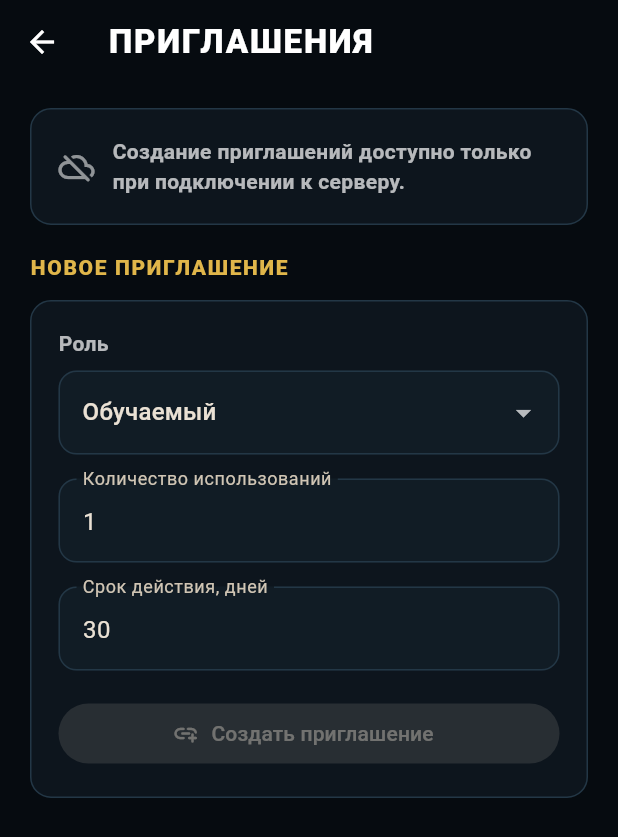
After one commit to rostikeremeev23-lang/tactix-ai-trainer, a Flutter app: the InviteScreen screen opened directly, on a phone screen of 412 x 824 dp. The commit adds this screen. Shown: the top 837 px of the screen. Run offline on Flutter 3.47's test engine with Material 3 defaults, Android fonts, the phone set to English and light mode, and no system bars; our stand-ins replace flutter_secure_storage, shared_preferences; accounts and stored records are empty; Roboto replaces fonts that are missing (Arial).

Commit message:
Add cloud invite management and fix registration

```diff
--- a/lib/app/app.dart
+++ b/lib/app/app.dart
@@ -53,6 +53,7 @@ class _TactixAppState
 
     if (user == null) {
       _loadedAssignmentUserId = null;
+      _assignmentController.resetLoaded();
       return;
     }
 
--- /dev/null
+++ b/lib/screens/profile/invite_screen.dart
@@ -0,0 +1,375 @@
+import 'package:flutter/material.dart';
+import 'package:flutter/services.dart';
+
+import '../../app/theme.dart';
+import '../../app/user_session_scope.dart';
+import '../../services/auth_service.dart';
+
+class InviteScreen extends StatefulWidget {
+  const InviteScreen({super.key});
+
+  @override
+  State<InviteScreen> createState() => _InviteScreenState();
+}
+
+class _InviteScreenState extends State<InviteScreen> {
+  final _maxUsesController = TextEditingController(text: '1');
+  final _expiresController = TextEditingController(text: '30');
+
+  String _role = 'trainee';
+  bool _creating = false;
+  InviteResult? _result;
+  String? _error;
+
+  @override
+  void dispose() {
+    _maxUsesController.dispose();
+    _expiresController.dispose();
+    super.dispose();
+  }
+
+  Future<void> _createInvite() async {
+    final session = UserSessionScope.of(context);
+
+    final maxUses = int.tryParse(_maxUsesController.text.trim());
+    final expiresInDays = int.tryParse(_expiresController.text.trim());
+
+    if (maxUses == null || maxUses < 1 || maxUses > 1000) {
+      setState(() {
+        _error = 'Количество использований должно быть от 1 до 1000.';
+        _result = null;
+      });
+      return;
+    }
+
+    if (expiresInDays == null || expiresInDays < 1 || expiresInDays > 365) {
+      setState(() {
+        _error = 'Срок действия должен быть от 1 до 365 дней.';
+        _result = null;
+      });
+      return;
+    }
+
+    setState(() {
+      _creating = true;
+      _error = null;
+      _result = null;
+    });
+
+    try {
+      final result = await session.createInvite(
+        role: _role,
+        maxUses: maxUses,
+        expiresInDays: expiresInDays,
+      );
+
+      if (!mounted) return;
+      setState(() => _result = result);
+    } on AuthFailure catch (error) {
+      if (!mounted) return;
+      setState(() => _error = error.message);
+    } catch (_) {
+      if (!mounted) return;
+      setState(() => _error = 'Не удалось создать приглашение.');
+    } finally {
+      if (mounted) {
+        setState(() => _creating = false);
+      }
+    }
+  }
+
+  Future<void> _copyCode() async {
+    final code = _result?.code;
+    if (code == null || code.isEmpty) return;
+
+    await Clipboard.setData(ClipboardData(text: code));
+    if (!mounted) return;
+
+    ScaffoldMessenger.of(
+      context,
+    ).showSnackBar(const SnackBar(content: Text('Код приглашения скопирован')));
+  }
+
+  String _roleLabel(String role) {
+    return switch (role) {
+      'instructor' => 'Инструктор',
+      _ => 'Обучаемый',
+    };
+  }
+
+  @override
+  Widget build(BuildContext context) {
+    final session = UserSessionScope.of(context);
+    final canCreateInstructor = session.isAdmin;
+    final online = session.isOnline;
+
+    if (!canCreateInstructor && _role == 'instructor') {
+      _role = 'trainee';
+    }
+
+    return Scaffold(
+      backgroundColor: TactixTheme.bg,
+      appBar: AppBar(
+        backgroundColor: TactixTheme.bg,
+        elevation: 0,
+        title: const Text(
+          'ПРИГЛАШЕНИЯ',
+          style: TextStyle(fontWeight: FontWeight.w900, letterSpacing: 1.2),
+        ),
+      ),
+      body: SingleChildScrollView(
+        padding: const EdgeInsets.fromLTRB(20, 16, 20, 28),
+        child: Center(
+          child: ConstrainedBox(
+            constraints: const BoxConstraints(maxWidth: 760),
+            child: Column(
+              crossAxisAlignment: CrossAxisAlignment.start,
+              children: [
+                Container(
+                  width: double.infinity,
+                  padding: const EdgeInsets.all(18),
+                  decoration: BoxDecoration(
+                    color: TactixTheme.panel,
+                    borderRadius: BorderRadius.circular(14),
+                    border: Border.all(color: TactixTheme.line),
+                  ),
+                  child: Row(
+                    children: [
+                      Icon(
+                        online
+                            ? Icons.cloud_done_rounded
+                            : Icons.cloud_off_rounded,
+                        color: online ? TactixTheme.gold : Colors.white54,
+                      ),
+                      const SizedBox(width: 12),
+                      Expanded(
+                        child: Text(
+                          online
+                              ? 'Сервер доступен. Можно создавать новые коды.'
+                              : 'Создание приглашений доступно только при подключении к серверу.',
+                          style: const TextStyle(
+                            color: Colors.white70,
+                            fontWeight: FontWeight.w600,
+                          ),
+                        ),
+                      ),
+                    ],
+                  ),
+                ),
+                const SizedBox(height: 18),
+                Text(
+                  'НОВОЕ ПРИГЛАШЕНИЕ',
+                  style: TextStyle(
+                    color: TactixTheme.gold,
+                    fontWeight: FontWeight.w900,
+                    letterSpacing: 1.1,
+                  ),
+                ),
+                const SizedBox(height: 12),
+                Container(
+                  width: double.infinity,
+                  padding: const EdgeInsets.all(18),
+                  decoration: BoxDecoration(
+                    color: TactixTheme.panel,
+                    borderRadius: BorderRadius.circular(14),
+                    border: Border.all(color: TactixTheme.line),
+                  ),
+                  child: Column(
+                    crossAxisAlignment: CrossAxisAlignment.start,
+                    children: [
+                      const Text(
+                        'Роль',
+                        style: TextStyle(
+                          color: Colors.white70,
+                          fontWeight: FontWeight.w700,
+                        ),
+                      ),
+                      const SizedBox(height: 8),
+                      DropdownButtonFormField<String>(
+                        initialValue: _role,
+                        dropdownColor: TactixTheme.panel,
+                        decoration: const InputDecoration(
+                          border: OutlineInputBorder(),
+                        ),
+                        items: [
+                          const DropdownMenuItem(
+                            value: 'trainee',
+                            child: Text('Обучаемый'),
+                          ),
+                          if (canCreateInstructor)
+                            const DropdownMenuItem(
+                              value: 'instructor',
+                              child: Text('Инструктор'),
+                            ),
+                        ],
+                        onChanged: _creating
+                            ? null
+                            : (value) {
+                                if (value != null) {
+                                  setState(() => _role = value);
+                                }
+                              },
+                      ),
+                      const SizedBox(height: 16),
+                      TextField(
+                        controller: _maxUsesController,
+                        enabled: !_creating,
+                        keyboardType: TextInputType.number,
+                        decoration: const InputDecoration(
+                          labelText: 'Количество использований',
+                          hintText: '1',
+                          border: OutlineInputBorder(),
+                        ),
+                      ),
+                      const SizedBox(height: 16),
+                      TextField(
+                        controller: _expiresController,
+                        enabled: !_creating,
+                        keyboardType: TextInputType.number,
+                        decoration: const InputDecoration(
+                          labelText: 'Срок действия, дней',
+                          hintText: '30',
+                          border: OutlineInputBorder(),
+                        ),
+                      ),
+                      const SizedBox(height: 18),
+                      SizedBox(
+                        width: double.infinity,
+                        child: FilledButton.icon(
+                          onPressed: _creating || !online
+                              ? null
+                              : _createInvite,
+                          icon: _creating
+                              ? const SizedBox(
+                                  width: 18,
+                                  height: 18,
+                                  child: CircularProgressIndicator(
+                                    strokeWidth: 2,
+                                  ),
+                                )
+                              : const Icon(Icons.add_link_rounded),
+                          label: Text(
+                            _creating ? 'Создание...' : 'Создать приглашение',
+                          ),
+                        ),
+                      ),
+                    ],
+                  ),
+                ),
+                if (_error != null) ...[
+                  const SizedBox(height: 16),
+                  Container(
+                    width: double.infinity,
+                    padding: const EdgeInsets.all(14),
+                    decoration: BoxDecoration(
+                      color: Colors.red.withValues(alpha: 0.08),
+                      borderRadius: BorderRadius.circular(12),
+                      border: Border.all(
+                        color: Colors.red.withValues(alpha: 0.35),
+                      ),
+                    ),
+                    child: Text(
+                      _error!,
+                      style: const TextStyle(color: Colors.redAccent),
+                    ),
+                  ),
+                ],
+                if (_result case final result?) ...[
+                  const SizedBox(height: 18),
+                  Text(
+                    'КОД СОЗДАН',
+                    style: TextStyle(
+                      color: TactixTheme.gold,
+                      fontWeight: FontWeight.w900,
+                      letterSpacing: 1.1,
+                    ),
+                  ),
+                  const SizedBox(height: 12),
+                  Container(
+                    width: double.infinity,
+                    padding: const EdgeInsets.all(18),
+                    decoration: BoxDecoration(
+                      color: TactixTheme.panel,
+                      borderRadius: BorderRadius.circular(14),
+                      border: Border.all(color: TactixTheme.gold),
+                    ),
+                    child: Column(
+                      crossAxisAlignment: CrossAxisAlignment.start,
+                      children: [
+                        SelectableText(
+                          result.code,
+                          style: const TextStyle(
+                            color: Colors.white,
+                            fontSize: 18,
+                            fontWeight: FontWeight.w800,
+                            letterSpacing: 0.4,
+                          ),
+                        ),
+                        const SizedBox(height: 14),
+                        Wrap(
+                          spacing: 12,
+                          runSpacing: 8,
+                          children: [
+                            _InfoChip(
+                              label: 'Роль',
+                              value: _roleLabel(result.role),
+                            ),
+                            _InfoChip(
+                              label: 'Использований',
+                              value: '${result.maxUses}',
+                            ),
+                            _InfoChip(
+                              label: 'Действует до',
+                              value: result.expiresAt == null
+                                  ? 'Без срока'
+                                  : result.expiresAt!
+                                        .toLocal()
+                                        .toString()
+                                        .split('.')
+                                        .first,
+                            ),
+                          ],
+                        ),
+                        const SizedBox(height: 16),
+                        OutlinedButton.icon(
+                          onPressed: _copyCode,
+                          icon: const Icon(Icons.copy_rounded),
+                          label: const Text('Скопировать код'),
+                        ),
+                      ],
+                    ),
+                  ),
+                ],
+              ],
+            ),
+          ),
+        ),
+      ),
+    );
+  }
+}
+
+class _InfoChip extends StatelessWidget {
+  final String label;
+  final String value;
+
+  const _InfoChip({required this.label, required this.value});
+
+  @override
+  Widget build(BuildContext context) {
+    return Container(
+      padding: const EdgeInsets.symmetric(horizontal: 10, vertical: 8),
+      decoration: BoxDecoration(
+        borderRadius: BorderRadius.circular(9),
+        border: Border.all(color: TactixTheme.line),
+      ),
+      child: Text(
+        '$label: $value',
+        style: const TextStyle(
+          color: Colors.white70,
+          fontWeight: FontWeight.w600,
+        ),
+      ),
+    );
+  }
+}
--- a/lib/screens/scenarios/ai_scenario_screen.dart
+++ b/lib/screens/scenarios/ai_scenario_screen.dart
@@ -239,7 +239,7 @@ $idea
                     title: 'AI SCENARIO GENERATOR',
                     icon: Icons.auto_awesome_rounded,
                     trailing: const Text(
-                      'GEMMA 3 4B',
+                      'GEMMA 3 1B',
                       style: TextStyle(color: Colors.white54, fontSize: 10, fontWeight: FontWeight.w800),
                     ),
                     child: Column(
```
Also changed, not shown: lib/screens/profile/profile_screen.dart (+122 -39 lines), lib/services/assignment_controller.dart (+36 -6 lines), lib/services/auth_service.dart (+71 -0 lines), lib/services/user_session_controller.dart (+51 -3 lines), 5 other files.
